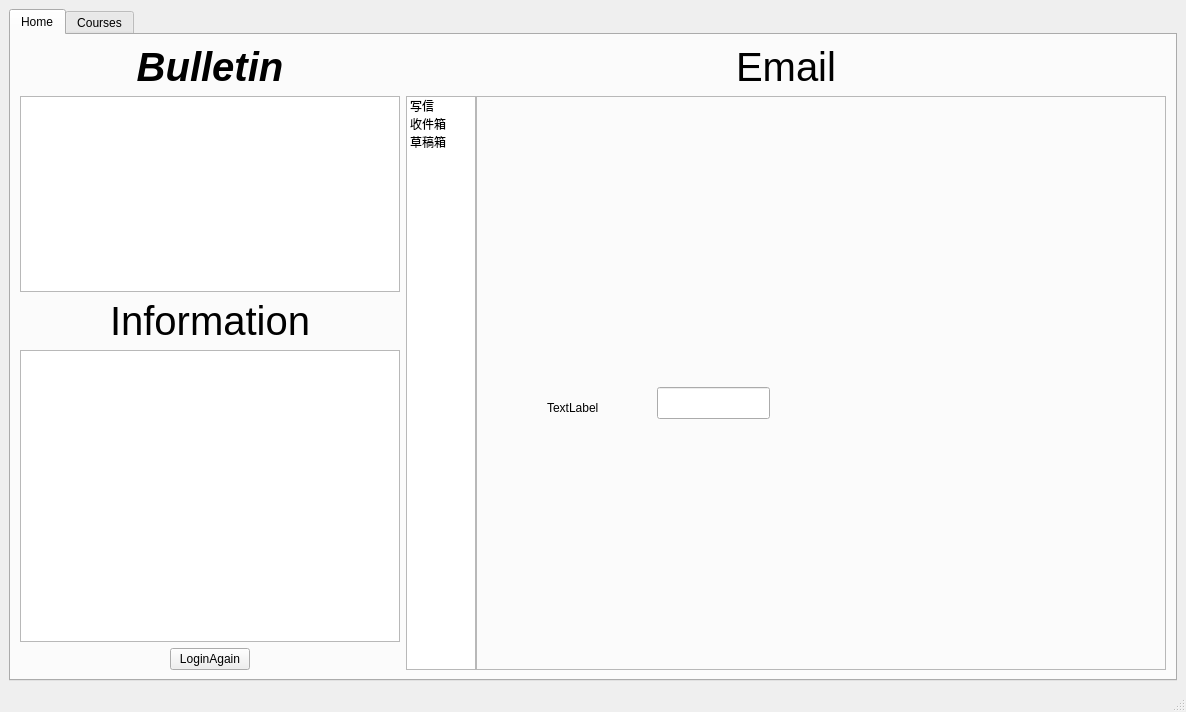
The window that Jobs-of-SoftwareEngineer/Codeing/Scut/student.ui (CSLP/CPP) describes before a commit, drawn with Qt 5.
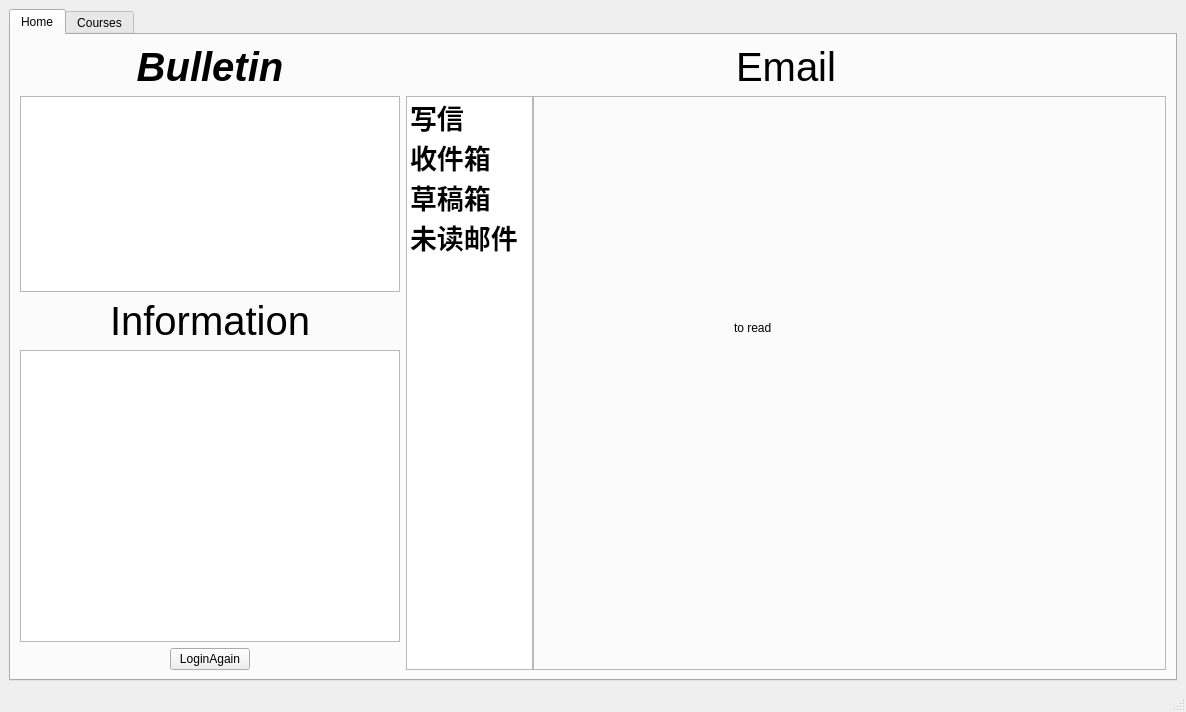
The same window after the commit. The open tabs and pages were chosen to show the change. Icons and pictures are not drawn.

```diff
--- a/Jobs-of-SoftwareEngineer/Codeing/Scut/student.ui
+++ b/Jobs-of-SoftwareEngineer/Codeing/Scut/student.ui
@@ -175,7 +175,7 @@
            </widget>
           </item>
           <item>
-           <layout class="QHBoxLayout" name="horizontalLayout_2" stretch="1,10">
+           <layout class="QHBoxLayout" name="horizontalLayout_2" stretch="1,5">
             <property name="spacing">
              <number>0</number>
             </property>
@@ -185,16 +185,53 @@
                <property name="text">
                 <string>写信</string>
                </property>
+               <property name="font">
+                <font>
+                 <family>FZKai-Z03</family>
+                 <pointsize>20</pointsize>
+                 <weight>75</weight>
+                 <bold>true</bold>
+                </font>
+               </property>
               </item>
               <item>
                <property name="text">
                 <string>收件箱</string>
                </property>
+               <property name="font">
+                <font>
+                 <family>FZKai-Z03</family>
+                 <pointsize>20</pointsize>
+                 <weight>75</weight>
+                 <bold>true</bold>
+                </font>
+               </property>
               </item>
               <item>
                <property name="text">
                 <string>草稿箱</string>
                </property>
+               <property name="font">
+                <font>
+                 <family>FZKai-Z03</family>
+                 <pointsize>20</pointsize>
+                 <weight>75</weight>
+                 <bold>true</bold>
+                </font>
+               </property>
+              </item>
+              <item>
+               <property name="text">
+                <string>未读邮件</string>
+               </property>
+               <property name="font">
+                <font>
+                 <family>FZKai-Z03</family>
+                 <pointsize>20</pointsize>
+                 <weight>75</weight>
+                 <bold>true</bold>
+                </font>
+               </property>
               </item>
              </widget>
             </item>
@@ -204,54 +241,57 @@
                <enum>QFrame::StyledPanel</enum>
               </property>
               <property name="currentIndex">
-               <number>2</number>
+               <number>3</number>
               </property>
-              <widget class="QWidget" name="page1">
-               <widget class="QLabel" name="label_5">
-                <property name="geometry">
-                 <rect>
-                  <x>70</x>
-                  <y>300</y>
-                  <width>85</width>
-                  <height>22</height>
-                 </rect>
-                </property>
-                <property name="text">
-                 <string>TextLabel</string>
-                </property>
-               </widget>
-               <widget class="QLineEdit" name="lineEdit_2">
-                <property name="geometry">
-                 <rect>
-                  <x>180</x>
-                  <y>290</y>
-                  <width>113</width>
-                  <height>32</height>
-                 </rect>
-                </property>
-               </widget>
-              </widget>
               <widget class="QWidget" name="page">
-               <widget class="QLabel" name="label_4">
-                <property name="geometry">
-                 <rect>
-                  <x>210</x>
-                  <y>200</y>
-                  <width>85</width>
-                  <height>22</height>
-                 </rect>
-                </property>
-                <property name="text">
-                 <string>收件箱</string>
-                </property>
-               </widget>
-               <zorder>label_4</zorder>
-               <zorder>listWidget</zorder>
-              </widget>
-              <widget class="QWidget" name="page2">
                <widget class="QLabel" name="label_2">
                 <property name="geometry">
                  <rect>
+                  <x>210</x>
+                  <y>100</y>
+                  <width>201</width>
+                  <height>71</height>
+                 </rect>
+                </property>
+                <property name="text">
+                 <string>Write</string>
+                </property>
+               </widget>
+              </widget>
+              <widget class="QWidget" name="page_2">
+               <widget class="QLabel" name="label_3">
+                <property name="geometry">
+                 <rect>
+                  <x>210</x>
+                  <y>160</y>
+                  <width>241</width>
+                  <height>111</height>
+                 </rect>
+                </property>
+                <property name="text">
+                 <string>accept</string>
+                </property>
+               </widget>
+              </widget>
+              <widget class="QWidget" name="page_3">
+               <widget class="QLabel" name="label_4">
+                <property name="geometry">
+                 <rect>
+                  <x>240</x>
+                  <y>250</y>
+                  <width>161</width>
+                  <height>71</height>
+                 </rect>
+                </property>
+                <property name="text">
+                 <string>draft</string>
+                </property>
+               </widget>
+              </widget>
+              <widget class="QWidget" name="page_4">
+               <widget class="QLabel" name="label_5">
+                <property name="geometry">
+                 <rect>
                   <x>200</x>
                   <y>220</y>
                   <width>85</width>
@@ -259,9 +299,11 @@
                  </rect>
                 </property>
                 <property name="text">
-                 <string>草稿箱</string>
+                 <string>to read</string>
                 </property>
                </widget>
+               <zorder>label_5</zorder>
+               <zorder>listWidget</zorder>
               </widget>
              </widget>
             </item>
```
Left out of the diff: 8 changed lines with no effect on the pictures.
